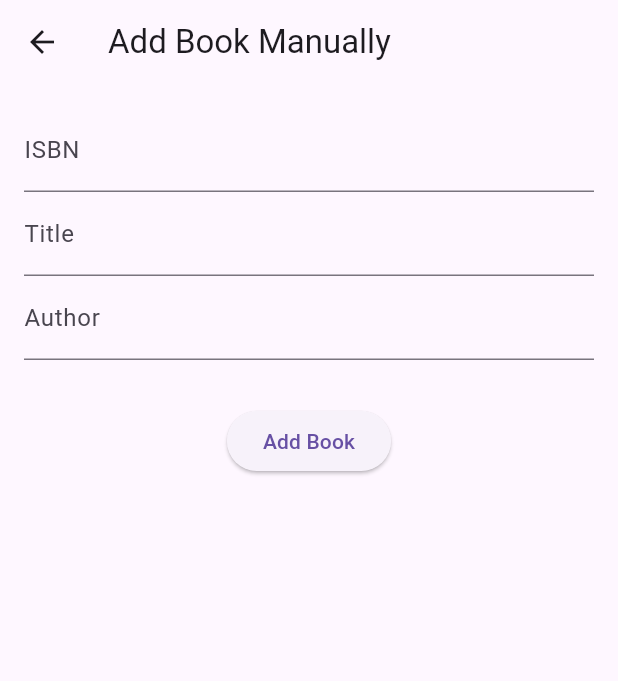
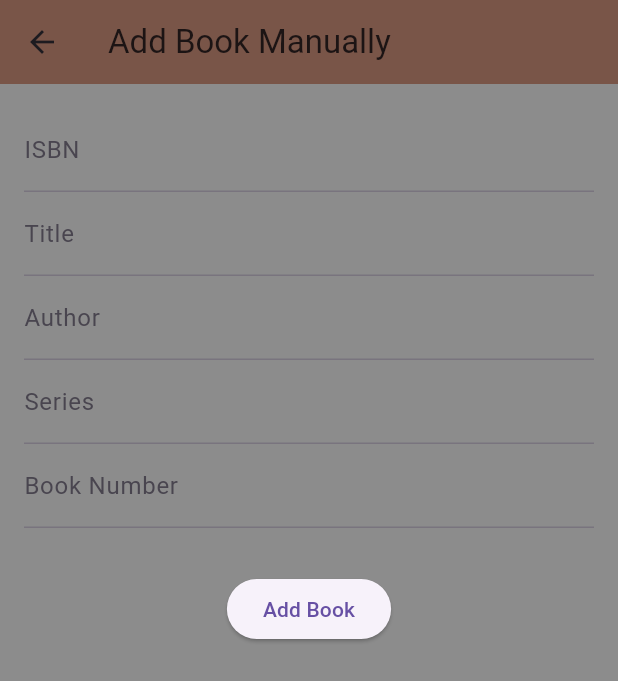
Before and after one commit to graveto/book_shelf, a Flutter app: the screen it shows after launch, after a tap on the "add" icon, on a phone screen of 412 x 824 dp. Shown: the top 681 px of the screen. Run offline on Flutter 3.47's test engine with Material 3 defaults, Android fonts, the phone set to English and light mode, and no system bars; our stand-ins replace sqflite; missing offline and left inert: mobile_scanner; accounts and stored records are empty.

Commit message:
Added SQLLite

```diff
--- a/lib/helpers/database_helper.dart
+++ b/lib/helpers/database_helper.dart
@@ -12,6 +12,8 @@ class DatabaseHelper {
   static final columnTitle = 'title';
   static final columnAuthor = 'author';
   static final columnIsbn = 'isbn';
+  static final columnSeries = 'series';
+  static final columnNumber = 'number';
 
   // Make this a singleton class
   DatabaseHelper._privateConstructor();
@@ -40,7 +42,9 @@ class DatabaseHelper {
             $columnId INTEGER PRIMARY KEY,
             $columnTitle TEXT NOT NULL,
             $columnAuthor TEXT NOT NULL,
-            $columnIsbn TEXT NOT NULL
+            $columnIsbn TEXT NOT NULL,
+            $columnSeries TEXT NOT NULL,
+            $columnNumber TEXT NOT NULL
           )
           ''');
   }
@@ -91,6 +95,8 @@ class DatabaseHelper {
       columnTitle: book.title,
       columnAuthor: book.author,
       columnIsbn: book.isbn,
+      columnSeries: book.series,
+      columnNumber: book.number,
     };
   }
 
@@ -105,6 +111,8 @@ class DatabaseHelper {
       title: map[columnTitle],
       author: map[columnAuthor],
       isbn: map[columnIsbn],
+      series: map[columnSeries],
+      number: map[columnNumber],
     );
   }
 
--- a/lib/models/book.dart
+++ b/lib/models/book.dart
@@ -2,6 +2,14 @@ class Book {
   final String title;
   final String author;
   final String isbn;
+  final String series;
+  final String number;
 
-  Book({required this.title, required this.author, required this.isbn});
+  Book({
+    required this.title,
+    required this.author,
+    required this.isbn,
+    required this.series,
+    required this.number,
+  });
 }
--- a/lib/screens/add_book_screen.dart
+++ b/lib/screens/add_book_screen.dart
@@ -16,13 +16,18 @@ class _AddBookScreenState extends State<AddBookScreen> {
   late var _titleController = TextEditingController();
   late var _authorController = TextEditingController();
   late TextEditingController _isbnController;
+  late var _seriesController = TextEditingController();
+  late var _numberController = TextEditingController();
 
   @override
   void initState() {
     super.initState();
-    _isbnController = TextEditingController(text: widget.isbn); // Initialize with ISBN
+    _isbnController =
+        TextEditingController(text: widget.isbn); // Initialize with ISBN
     _titleController = TextEditingController();
     _authorController = TextEditingController();
+    _seriesController = TextEditingController();
+    _numberController = TextEditingController();
   }
 
   @override
@@ -38,6 +43,8 @@ class _AddBookScreenState extends State<AddBookScreen> {
         title: _titleController.text,
         author: _authorController.text,
         isbn: widget.isbn,
+        series: _seriesController.text,
+        number: _numberController.text,
       );
 
       DatabaseHelper.instance.insertBook(newBook); // Add to database
@@ -49,8 +56,25 @@ class _AddBookScreenState extends State<AddBookScreen> {
   @override
   Widget build(BuildContext context) {
     return Scaffold(
+      backgroundColor: Color.fromARGB(
+        255,
+        140,
+        140,
+        140,
+      ),
       appBar: AppBar(
-        title: Text('Add Book Manually'),
+        backgroundColor: Colors.brown,
+        title: Text(
+          'Add Book Manually',
+          style: TextStyle(
+            color: Color.fromARGB(
+              255,
+              28,
+              20,
+              20,
+            ),
+          ),
+        ),
       ),
       body: Padding(
         padding: const EdgeInsets.all(16.0),
@@ -88,6 +112,20 @@ class _AddBookScreenState extends State<AddBookScreen> {
                   return null;
                 },
               ),
+              TextFormField(
+                decoration: InputDecoration(labelText: 'Series'),
+                controller: _seriesController,
+                validator: (value) {
+                  if (value == null || value.isEmpty) {
+                    return 'Please enter the Series';
+                  }
+                  return null;
+                },
+              ),
+              TextFormField(
+                decoration: InputDecoration(labelText: 'Book Number'),
+                controller: _numberController,
+              ),
               SizedBox(height: 30),
               ElevatedButton(
                 onPressed: _submitData,
--- a/lib/screens/book_list_screen.dart
+++ b/lib/screens/book_list_screen.dart
@@ -33,9 +33,10 @@ class _BookListScreenState extends State<BookListScreen> {
 
   Future<void> _loadBooks() async {
     final bookList = await DatabaseHelper.instance.getBooks();
-    bookList.add(Book(title: 'The Lord of the Rings', author: 'J.R.R. Tolkien', isbn: '978-0547928227'));// Get books from the database
+
     setState(() {
       books = bookList;
+      books.sort((a, b) => int.parse(a.number).compareTo(int.parse(b.number)));
       filteredBooks = List.from(books);
     });
   }
@@ -53,78 +54,12 @@ class _BookListScreenState extends State<BookListScreen> {
         ),
       ),
     );
-    // setState(() {
-    //   _isScanning = !_isScanning;
-    // });
-  }
-
-  void _onDetect(BarcodeCapture capture) async {
-    if (!_isScanning) return;
-
-    final Barcode? barcode = capture.barcodes.first;
-
-    if (barcode != null) {
-      final format = barcode.format;
-      String? isbn = barcode.rawValue;
-
-      if (format == BarcodeFormat.ean13 ||
-          format == BarcodeFormat.ean8 ||
-          format == BarcodeFormat.code128 ||
-          format == BarcodeFormat.qrCode) {
-        if (isbn != null) {
-          if (isbn.length == 10) {
-            isbn = _convertISBN10to13(isbn);
-            if (isbn == null) {
-              _showSnackBar("Invalid ISBN-10");
-              setState(() {
-                _isScanning = false;
-              });
-              return;
-            }
-          }
-
-          setState(() {
-            _isScanning = false;
-          });
-          _controller?.stop();
-
-          bool bookExists = books.any((book) => book.isbn == isbn) ||
-              filteredBooks.any((book) => book.isbn == isbn);
-
-          if (bookExists) {
-            _showSnackBar('You already own this book'); // Show message
-          } else {
-            await _fetchAndAddBook(isbn);
-          }
-        }
-      }
-    }
-  }
-
-  String? _convertISBN10to13(String isbn10) {
-    if (isbn10.length != 10) {
-      return null; // Not a valid ISBN-10
-    }
-
-    // Replace 'X' with '10' if present
-    isbn10 = isbn10.replaceAll('X', '10');
-
-    // Add the "978" prefix
-    String isbn13 = "978${isbn10.substring(0, 9)}";
-
-    // Calculate the check digit for ISBN-13 (Corrected calculation)
-    int sum = 0;
-    for (int i = 0; i < 12; i++) {
-      int digit = int.parse(isbn13[i]);
-      sum += (i % 2 == 0) ? digit : digit * 3;
-    }
-    int checkDigit = (10 - (sum % 10)) % 10;
-    isbn13 += checkDigit.toString();
-
-    return isbn13;
   }
 
   Future<void> _fetchAndAddBook(String isbn) async {
+    String title = '';
+    String author = '';
+
     try {
       final response = await http.get(Uri.parse(
           'https://www.googleapis.com/books/v1/volumes?q=isbn:$isbn'));
@@ -135,24 +70,32 @@ class _BookListScreenState extends State<BookListScreen> {
         if (jsonData['totalItems'] > 0) {
           final bookData = jsonData['items'][0]['volumeInfo'];
 
-          String title = bookData['title'] ?? 'Unknown Title';
-          String author = 'Unknown Author';
+          title = bookData['title'] ?? 'Unknown Title';
 
           if (bookData.containsKey('authors') && bookData['authors'] is List) {
             author = bookData['authors'].join(', ');
           }
-          Book book = Book(title: title, author: author, isbn: isbn);
+
+          Book book = Book(
+              title: title, author: author, isbn: isbn, series: '', number: '');
 
           await DatabaseHelper.instance.insertBook(book);
           setState(() {
-            books.add(book);
+            bool bookExists = books.any((book) => book.isbn == isbn); // ||
+            //  filteredBooks.any((book) => book.isbn == isbn);
+
+            if (bookExists) {
+              _showSnackBar('You already own this book'); // Show message
+            } else {
+              books.add(book);
+              _showSnackBar('Book added');
+            }
+
             filteredBooks = List.from(books);
-            _showSnackBar('Book added');
+
             _controller?.stop();
             _isScanning = false;
           });
-
-
         } else {
           final newBook = await Navigator.push(
             context,
@@ -161,16 +104,15 @@ class _BookListScreenState extends State<BookListScreen> {
             ),
           );
 
-          if (newBook!= null) {
+          if (newBook != null) {
             // Add the new book to the list
             setState(() {
               books.add(newBook as Book);
               filteredBooks = List.from(books);
+              _controller?.stop();
+              _isScanning = false;
             });
           }
-          // _showSnackBar('Book not found');
-          // _controller?.stop();
-          // _isScanning = false;
         }
       } else {
         setState(() {
@@ -194,7 +136,9 @@ class _BookListScreenState extends State<BookListScreen> {
       filteredBooks = books
           .where((book) =>
               book.title.toLowerCase().contains(query.toLowerCase()) ||
-              book.author.toLowerCase().contains(query.toLowerCase()))
+              book.author.toLowerCase().contains(query.toLowerCase()) ||
+              book.series.toLowerCase().contains(query.toLowerCase()) ||
+              book.number.toLowerCase().contains(query.toLowerCase()))
           .toList();
     });
   }
@@ -221,7 +165,7 @@ class _BookListScreenState extends State<BookListScreen> {
       ),
     );
 
-    if (newBook!= null) {
+    if (newBook != null) {
       setState(() {
         books.add(newBook as Book);
         filteredBooks = List.from(books);
@@ -237,11 +181,11 @@ class _BookListScreenState extends State<BookListScreen> {
       ),
     );
 
-    if (updatedBook!= null) {
+    if (updatedBook != null) {
       setState(() {
         // Find the index of the book to update
         final index = books.indexWhere((b) => b.isbn == updatedBook.isbn);
-        if (index!= -1) {
+        if (index != -1) {
           books[index] = updatedBook as Book;
           filteredBooks = List.from(books); // Update filtered list
         }
@@ -252,8 +196,25 @@ class _BookListScreenState extends State<BookListScreen> {
   @override
   Widget build(BuildContext context) {
     return Scaffold(
+      backgroundColor: Color.fromARGB(
+        255,
+        140,
+        140,
+        140,
+      ),
       appBar: AppBar(
-        title: Text('My Book Collection'),
+        title: Text(
+          'Shelfie',
+          style: TextStyle(
+            color: Color.fromARGB(
+              255,
+              28,
+              20,
+              20,
+            ),
+          ),
+        ),
+        backgroundColor: Colors.brown,
       ),
       body: Padding(
         padding: const EdgeInsets.all(16.0),
@@ -265,17 +226,9 @@ class _BookListScreenState extends State<BookListScreen> {
               child: BookList(
                 books: filteredBooks,
                 onDelete: _deleteBook,
-                onEdit: _editBook,// Pass the _deleteBook function
+                onEdit: _editBook, // Pass the _deleteBook function
               ),
             ),
-            if (_isScanning)
-              Expanded(
-                flex: 2,
-                child: MobileScanner(
-                  controller: _controller,
-                  onDetect: _onDetect,
-                ),
-              ),
           ],
         ),
       ),
--- a/lib/widgets/book_list.dart
+++ b/lib/widgets/book_list.dart
@@ -6,19 +6,31 @@ class BookList extends StatelessWidget {
   final Function(Book) onDelete; // Add this line
   final Function(Book) onEdit;
 
-  const BookList({super.key, required this.books, required this.onDelete, required this.onEdit}); // Update constructor
+  const BookList(
+      {super.key,
+      required this.books,
+      required this.onDelete,
+      required this.onEdit}); // Update constructor
 
   @override
   Widget build(BuildContext context) {
+    final cardTextColor = TextStyle(
+      color: Color.fromARGB(
+        255,
+        28,
+        20,
+        20,
+      ),
+    );
     return ListView.builder(
       itemCount: books.length,
       itemBuilder: (context, index) {
         final book = books[index];
         return Card(
           child: ListTile(
-            title: Text(book.title),
-            subtitle: Text(book.author),
-
+            title: Text(book.title, style: cardTextColor),
+            subtitle: Text(book.author, style: cardTextColor),
+            leading: Text('#${book.number}', style: cardTextColor),
             trailing: Row(
               mainAxisSize: MainAxisSize.min,
               children: [
@@ -28,7 +40,30 @@ class BookList extends StatelessWidget {
                 ),
                 IconButton(
                   icon: Icon(Icons.delete),
-                  onPressed: () => onDelete(book), // Call onDelete with the book
+                  onPressed: () => showDialog(
+                    context: context,
+                    builder: (BuildContext context) {
+                      return AlertDialog(
+                        title: Text("Confirm Delete"),
+                        content: Text(
+                            "Are you sure you want to delete '${book.title}'?"),
+                        actions: [
+                          TextButton(
+                            child: Text("Cancel"),
+                            onPressed: () => Navigator.of(context).pop(),
+                          ),
+                          TextButton(
+                            child: Text("Delete"),
+                            onPressed: () {
+                              onDelete(book);
+                              Navigator.of(context).pop();
+                            },
+                          ),
+                        ],
+                      );
+                    },
+                  ),
+                  // onDelete(book), // Call onDelete with the book
                 ),
               ],
             ),
```
Also changed, not shown: lib/screens/edit_book_screen.dart (+41 -3 lines), lib/widgets/isbn_scanner.dart (+15 -8 lines).
